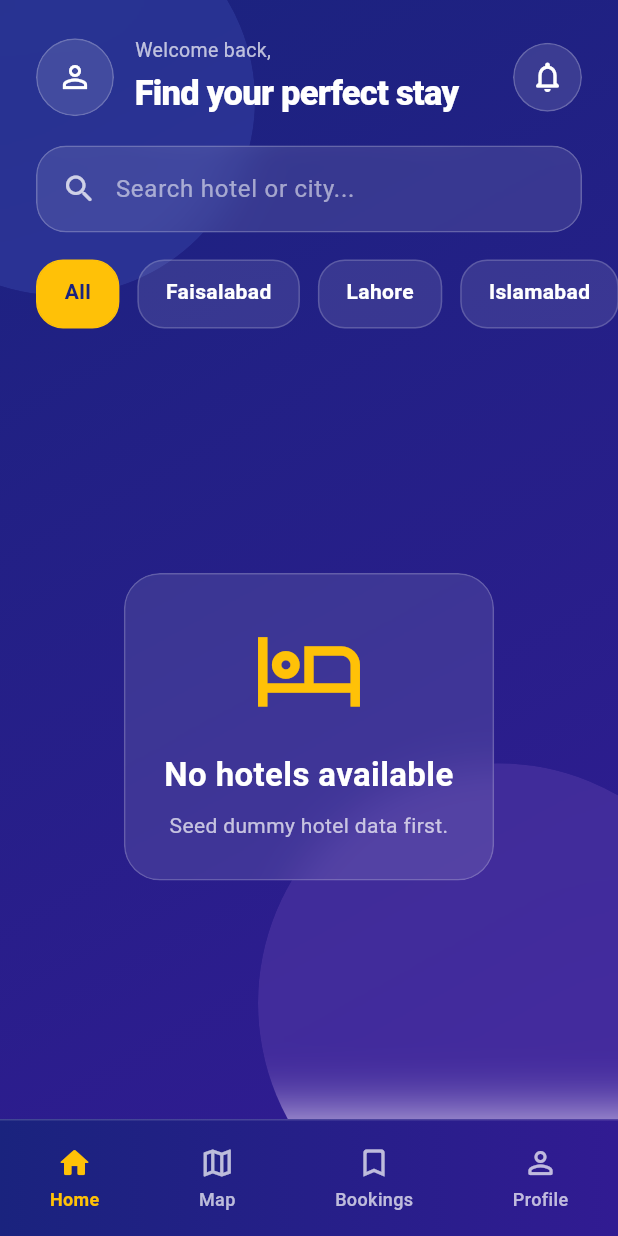
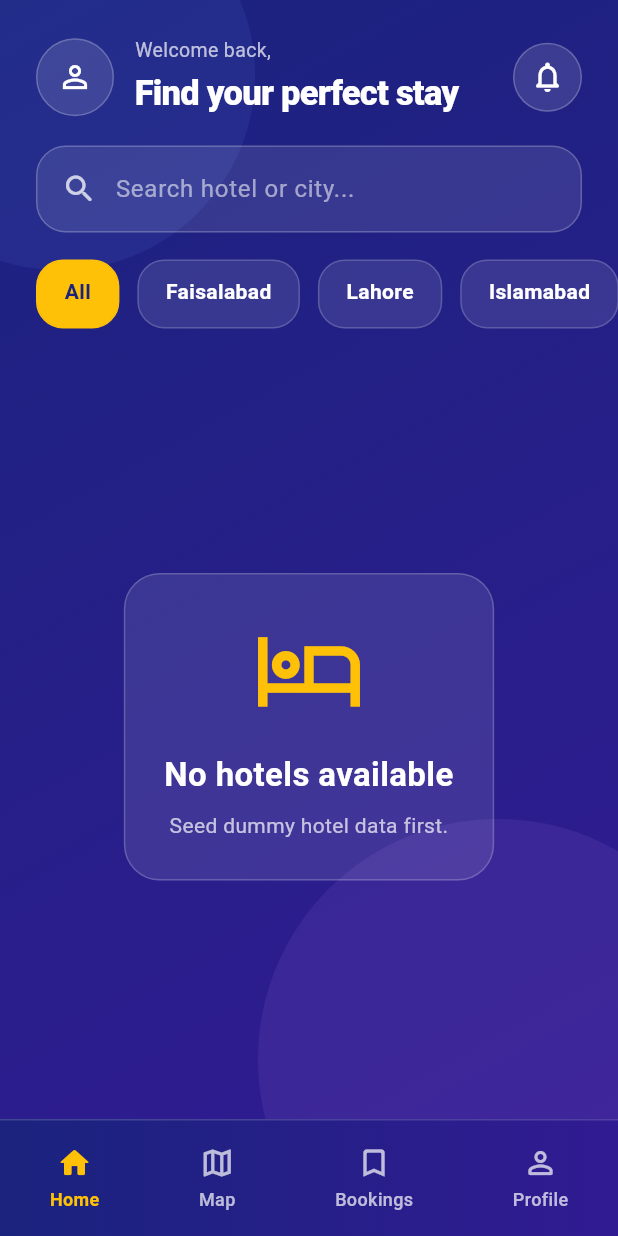
Before and after one commit to Talha6336/hotelbookingapp, a Flutter app: the CustomerDashboardScreen screen opened by its route, on a phone screen of 412 x 824 dp. Run offline on Flutter 3.47's test engine with Material 3 defaults, Android fonts, the phone set to English and light mode, and no system bars; our stand-ins replace cloud_firestore, firebase_auth, firebase_core, flutter_map, google_sign_in, image_picker and 1 more; accounts and stored records are empty; network calls fail; Roboto replaces fonts that are missing (PlusJakartaSans).

Commit message:
Refactor hotel detail screen UI and improve performance
- Updated the hotel detail screen layout for better aesthetics and performance.
- Replaced glass effect with a simpler design for info cards and buttons.
- Added caching to the CustomScrollView for improved scrolling performance.
- Enhanced the image loading with low filter quality for faster rendering.
- Refactored the circle button widget for better code clarity.
- Implemented a new method to sort bookings by creation date in the owner bookings screen.
- Integrated notification service for booking status updates in the owner bookings screen.
- Improved error handling in the login screen for Google Sign-In.
- Updated Flutter project paths for macOS configuration files.

```diff
--- a/lib/presentation/customer/customer_dashboard_screen.dart
+++ b/lib/presentation/customer/customer_dashboard_screen.dart
@@ -1,5 +1,4 @@
-import 'dart:ui';
-import 'dart:math' as math;
+import 'dart:async';
 
 import 'package:flutter/material.dart';
 import 'package:cloud_firestore/cloud_firestore.dart';
@@ -8,6 +7,8 @@ import 'package:firebase_auth/firebase_auth.dart';
 import '../../core/theme/app_theme.dart';
 
 import '../widgets/hotel_card.dart';
+import '../notifications/notification_button.dart';
+
 import 'hotel_detail_screen.dart';
 import 'customer_bookings_screen.dart';
 import 'profile_screen.dart';
@@ -21,104 +22,82 @@ class CustomerDashboardScreen extends StatefulWidget {
       _CustomerDashboardScreenState();
 }
 
-class _CustomerDashboardScreenState extends State<CustomerDashboardScreen>
-    with SingleTickerProviderStateMixin {
+class _CustomerDashboardScreenState extends State<CustomerDashboardScreen> {
   final TextEditingController searchController = TextEditingController();
+
+  late final Stream<QuerySnapshot<Map<String, dynamic>>> _hotelsStream;
+  late final Stream<DocumentSnapshot<Map<String, dynamic>>> _userStream;
+
+  Timer? _searchDebounce;
 
   String searchQuery = '';
   String selectedCity = 'All';
 
-  late AnimationController _floatingController;
-
-  final List<String> cities = ['All', 'Faisalabad', 'Lahore', 'Islamabad'];
+  final List<String> cities = const [
+    'All',
+    'Faisalabad',
+    'Lahore',
+    'Islamabad',
+  ];
 
   @override
   void initState() {
     super.initState();
 
-    _floatingController = AnimationController(
-      vsync: this,
-      duration: const Duration(seconds: 10),
-    )..repeat(reverse: true);
+    _hotelsStream = FirebaseFirestore.instance
+        .collection('hotels')
+        .orderBy('createdAt', descending: true)
+        .snapshots();
+
+    final uid = FirebaseAuth.instance.currentUser?.uid;
+
+    _userStream = uid == null
+        ? const Stream.empty()
+        : FirebaseFirestore.instance.collection('users').doc(uid).snapshots();
   }
 
   @override
   void dispose() {
-    _floatingController.dispose();
+    _searchDebounce?.cancel();
     searchController.dispose();
     super.dispose();
   }
 
-  Stream<QuerySnapshot> getHotelsStream() {
-    return FirebaseFirestore.instance
-        .collection('hotels')
-        .orderBy('createdAt', descending: true)
-        .snapshots();
-  }
+  List<QueryDocumentSnapshot<Map<String, dynamic>>> filterHotels(
+    List<QueryDocumentSnapshot<Map<String, dynamic>>> docs,
+  ) {
+    final query = searchQuery.trim().toLowerCase();
 
-  Stream<DocumentSnapshot<Map<String, dynamic>>> getCurrentUserStream() {
-    final uid = FirebaseAuth.instance.currentUser?.uid;
-
-    if (uid == null) {
-      return const Stream.empty();
-    }
-
-    return FirebaseFirestore.instance.collection('users').doc(uid).snapshots();
-  }
-
-  List<QueryDocumentSnapshot> filterHotels(List<QueryDocumentSnapshot> docs) {
     return docs.where((doc) {
-      final hotel = doc.data() as Map<String, dynamic>;
+      final hotel = doc.data();
 
       final name = hotel['name']?.toString().toLowerCase() ?? '';
       final city = hotel['city']?.toString() ?? '';
       final cityLower = city.toLowerCase();
 
       final matchesSearch =
-          searchQuery.isEmpty ||
-          name.contains(searchQuery.toLowerCase()) ||
-          cityLower.contains(searchQuery.toLowerCase());
+          query.isEmpty || name.contains(query) || cityLower.contains(query);
 
       final matchesCity = selectedCity == 'All' || city == selectedCity;
 
       return matchesSearch && matchesCity;
-    }).toList();
+    }).toList(growable: false);
   }
 
   @override
   Widget build(BuildContext context) {
     return Scaffold(
+      backgroundColor: AppColors.backgroundDark1,
       body: Stack(
         children: [
-          Container(
-            decoration: const BoxDecoration(
+          const DecoratedBox(
+            decoration: BoxDecoration(
               gradient: AppColors.darkGradient,
             ),
+            child: SizedBox.expand(),
           ),
 
-          AnimatedBuilder(
-            animation: _floatingController,
-            builder: (context, child) {
-              return Stack(
-                children: [
-                  _buildFloatingCircle(
-                    size: 260,
-                    top: -80 +
-                        (math.sin(_floatingController.value * math.pi) * 30),
-                    left: -90,
-                    color: AppColors.primary.withOpacity(0.35),
-                  ),
-                  _buildFloatingCircle(
-                    size: 320,
-                    bottom: -120 +
-                        (math.cos(_floatingController.value * math.pi) * 45),
-                    right: -80,
-                    color: AppColors.secondary.withOpacity(0.25),
-                  ),
-                ],
-              );
-            },
-          ),
+          const _StaticGlowBackground(),
 
           SafeArea(
             child: Column(
@@ -128,8 +107,8 @@ class _CustomerDashboardScreenState extends State<CustomerDashboardScreen>
                 _buildCityFilters(),
 
                 Expanded(
-                  child: StreamBuilder<QuerySnapshot>(
-                    stream: getHotelsStream(),
+                  child: StreamBuilder<QuerySnapshot<Map<String, dynamic>>>(
+                    stream: _hotelsStream,
                     builder: (context, snapshot) {
                       if (snapshot.connectionState == ConnectionState.waiting) {
                         return const Center(
@@ -147,7 +126,9 @@ class _CustomerDashboardScreenState extends State<CustomerDashboardScreen>
                         );
                       }
 
-                      if (!snapshot.hasData || snapshot.data!.docs.isEmpty) {
+                      final allDocs = snapshot.data?.docs ?? [];
+
+                      if (allDocs.isEmpty) {
                         return _buildMessageState(
                           icon: Icons.hotel_outlined,
                           title: 'No hotels available',
@@ -155,7 +136,7 @@ class _CustomerDashboardScreenState extends State<CustomerDashboardScreen>
                         );
                       }
 
-                      final hotels = filterHotels(snapshot.data!.docs);
+                      final hotels = filterHotels(allDocs);
 
                       if (hotels.isEmpty) {
                         return _buildMessageState(
@@ -165,37 +146,50 @@ class _CustomerDashboardScreenState extends State<CustomerDashboardScreen>
                         );
                       }
 
-                      return ListView(
+                      return CustomScrollView(
                         physics: const BouncingScrollPhysics(),
-                        padding: const EdgeInsets.only(bottom: 90),
-                        children: [
-                          _buildSectionTitle(
+                        cacheExtent: 700,
+                        slivers: [
+                          SliverToBoxAdapter(
+                            child: _buildSectionTitle(
                               title: 'Featured Hotels',
                               actionText: 'View Map',
                               onTap: () {
                                 Navigator.push(
                                   context,
                                   MaterialPageRoute(
-                                builder: (context) => const HotelsMapScreen(),
+                                    builder: (context) =>
+                                        const HotelsMapScreen(),
                                   ),
                                 );
                               },
                             ),
+                          ),
 
-                          _buildFeaturedHotels(hotels),
+                          SliverToBoxAdapter(
+                            child: _buildFeaturedHotels(hotels),
+                          ),
 
-                          const SizedBox(height: 12),
+                          const SliverToBoxAdapter(
+                            child: SizedBox(height: 12),
+                          ),
 
-                          _buildSectionTitle(
+                          SliverToBoxAdapter(
+                            child: _buildSectionTitle(
                               title: 'Recommended',
                               actionText: '${hotels.length} found',
                               onTap: () {},
                             ),
+                          ),
 
-                          ...hotels.map((doc) {
-                            final hotel = doc.data() as Map<String, dynamic>;
+                          SliverList.builder(
+                            itemCount: hotels.length,
+                            itemBuilder: (context, index) {
+                              final doc = hotels[index];
+                              final hotel = doc.data();
 
-                            return PremiumHotelCard(
+                              return RepaintBoundary(
+                                child: PremiumHotelCard(
                                   imageUrl: hotel['imageUrl'] ?? '',
                                   title: hotel['name'] ?? 'Unknown Hotel',
                                   location: hotel['city'] ?? 'Unknown City',
@@ -212,8 +206,14 @@ class _CustomerDashboardScreenState extends State<CustomerDashboardScreen>
                                       ),
                                     );
                                   },
+                                ),
                               );
-                          }),
+                            },
+                          ),
+
+                          const SliverToBoxAdapter(
+                            child: SizedBox(height: 90),
+                          ),
                         ],
                       );
                     },
@@ -224,32 +224,24 @@ class _CustomerDashboardScreenState extends State<CustomerDashboardScreen>
           ),
         ],
       ),
-
       bottomNavigationBar: _buildBottomNavigation(),
     );
   }
 
   Widget _buildHeader() {
     return StreamBuilder<DocumentSnapshot<Map<String, dynamic>>>(
-    stream: getCurrentUserStream(),
+      stream: _userStream,
       builder: (context, snapshot) {
         final userData = snapshot.data?.data();
 
         final String name = userData?['name'] ?? 'Guest';
-
-      // IMPORTANT:
-      // Your profile screen uses "profileImage", not "profileImageUrl"
         final String profileImage = userData?['profileImage'] ?? '';
 
         return Padding(
           padding: const EdgeInsets.fromLTRB(24, 24, 24, 18),
           child: Row(
             children: [
-            ClipRRect(
-              borderRadius: BorderRadius.circular(50),
-              child: BackdropFilter(
-                filter: ImageFilter.blur(sigmaX: 15, sigmaY: 15),
-                child: Container(
+              Container(
                 height: 52,
                 width: 52,
                 decoration: BoxDecoration(
@@ -258,20 +250,22 @@ class _CustomerDashboardScreenState extends State<CustomerDashboardScreen>
                   border: Border.all(
                     color: Colors.white.withOpacity(0.22),
                   ),
-                    image: profileImage.isNotEmpty
-                        ? DecorationImage(
-                            image: NetworkImage(profileImage),
+                ),
+                clipBehavior: Clip.antiAlias,
+                child: profileImage.isNotEmpty
+                    ? Image.network(
+                        profileImage,
                         fit: BoxFit.cover,
-                          )
-                        : null,
-                  ),
-                  child: profileImage.isEmpty
-                      ? const Icon(
+                        errorBuilder: (context, error, stackTrace) {
+                          return const Icon(
                             Icons.person_outline,
                             color: Colors.white,
+                          );
+                        },
                       )
-                      : null,
-                ),
+                    : const Icon(
+                        Icons.person_outline,
+                        color: Colors.white,
                       ),
               ),
 
@@ -304,30 +298,7 @@ class _CustomerDashboardScreenState extends State<CustomerDashboardScreen>
                 ),
               ),
 
-            ClipRRect(
-              borderRadius: BorderRadius.circular(50),
-              child: BackdropFilter(
-                filter: ImageFilter.blur(sigmaX: 15, sigmaY: 15),
-                child: Container(
-                  height: 46,
-                  width: 46,
-                  decoration: BoxDecoration(
-                    color: Colors.white.withOpacity(0.12),
-                    shape: BoxShape.circle,
-                    border: Border.all(
-                      color: Colors.white.withOpacity(0.22),
-                    ),
-                  ),
-                  child: IconButton(
-                    onPressed: () {},
-                    icon: const Icon(
-                      Icons.notifications_none_rounded,
-                      color: Colors.white,
-                    ),
-                  ),
-                ),
-              ),
-            ),
+              const NotificationButton(),
             ],
           ),
         );
@@ -338,10 +309,6 @@ class _CustomerDashboardScreenState extends State<CustomerDashboardScreen>
   Widget _buildSearchBox() {
     return Padding(
       padding: const EdgeInsets.symmetric(horizontal: 24),
-      child: ClipRRect(
-        borderRadius: BorderRadius.circular(20),
-        child: BackdropFilter(
-          filter: ImageFilter.blur(sigmaX: 16, sigmaY: 16),
       child: Container(
         height: 58,
         padding: const EdgeInsets.symmetric(horizontal: 16),
@@ -356,6 +323,7 @@ class _CustomerDashboardScreenState extends State<CustomerDashboardScreen>
               Icons.search_rounded,
               color: Colors.white.withOpacity(0.75),
             ),
+
             const SizedBox(width: 12),
 
             Expanded(
@@ -363,9 +331,18 @@ class _CustomerDashboardScreenState extends State<CustomerDashboardScreen>
                 controller: searchController,
                 style: const TextStyle(color: Colors.white),
                 onChanged: (value) {
+                  _searchDebounce?.cancel();
+
+                  _searchDebounce = Timer(
+                    const Duration(milliseconds: 250),
+                    () {
+                      if (!mounted) return;
+
                       setState(() {
                         searchQuery = value;
                       });
+                    },
+                  );
                 },
                 decoration: InputDecoration(
                   hintText: 'Search hotel or city...',
@@ -380,7 +357,9 @@ class _CustomerDashboardScreenState extends State<CustomerDashboardScreen>
             if (searchQuery.isNotEmpty)
               GestureDetector(
                 onTap: () {
+                  _searchDebounce?.cancel();
                   searchController.clear();
+
                   setState(() {
                     searchQuery = '';
                   });
@@ -391,8 +370,6 @@ class _CustomerDashboardScreenState extends State<CustomerDashboardScreen>
                 ),
               ),
           ],
-            ),
-          ),
         ),
       ),
     );
@@ -413,12 +390,15 @@ class _CustomerDashboardScreenState extends State<CustomerDashboardScreen>
 
           return GestureDetector(
             onTap: () {
+              if (selectedCity == city) return;
+
               setState(() {
                 selectedCity = city;
               });
             },
             child: AnimatedContainer(
-              duration: const Duration(milliseconds: 250),
+              duration: const Duration(milliseconds: 180),
+              curve: Curves.easeOut,
               padding: const EdgeInsets.symmetric(horizontal: 18, vertical: 10),
               decoration: BoxDecoration(
                 color: isSelected
@@ -434,9 +414,8 @@ class _CustomerDashboardScreenState extends State<CustomerDashboardScreen>
               child: Text(
                 city,
                 style: TextStyle(
-                  color: isSelected
-                      ? AppColors.backgroundDark1
-                      : Colors.white,
+                  color:
+                      isSelected ? AppColors.backgroundDark1 : Colors.white,
                   fontWeight: FontWeight.bold,
                 ),
               ),
@@ -482,8 +461,10 @@ class _CustomerDashboardScreenState extends State<CustomerDashboardScreen>
     );
   }
 
-  Widget _buildFeaturedHotels(List<QueryDocumentSnapshot> hotels) {
-    final featuredHotels = hotels.take(3).toList();
+  Widget _buildFeaturedHotels(
+    List<QueryDocumentSnapshot<Map<String, dynamic>>> hotels,
+  ) {
+    final featuredHotels = hotels.take(3).toList(growable: false);
 
     return SizedBox(
       height: 190,
@@ -491,12 +472,15 @@ class _CustomerDashboardScreenState extends State<CustomerDashboardScreen>
         physics: const BouncingScrollPhysics(),
         padding: const EdgeInsets.symmetric(horizontal: 24),
         scrollDirection: Axis.horizontal,
+        cacheExtent: 600,
         itemCount: featuredHotels.length,
         separatorBuilder: (context, index) => const SizedBox(width: 14),
         itemBuilder: (context, index) {
-          final hotel = featuredHotels[index].data() as Map<String, dynamic>;
+          final doc = featuredHotels[index];
+          final hotel = doc.data();
 
-          return _FeaturedGlassHotelCard(
+          return RepaintBoundary(
+            child: _FeaturedGlassHotelCard(
               imageUrl: hotel['imageUrl'] ?? '',
               title: hotel['name'] ?? 'Unknown Hotel',
               city: hotel['city'] ?? 'Unknown City',
@@ -507,12 +491,13 @@ class _CustomerDashboardScreenState extends State<CustomerDashboardScreen>
                   context,
                   MaterialPageRoute(
                     builder: (context) => HotelDetailScreen(
-                    hotelId: featuredHotels[index].id,
+                      hotelId: doc.id,
                       hotel: hotel,
                     ),
                   ),
                 );
               },
+            ),
           );
         },
       ),
@@ -520,10 +505,7 @@ class _CustomerDashboardScreenState extends State<CustomerDashboardScreen>
   }
 
   Widget _buildBottomNavigation() {
-    return ClipRRect(
-      child: BackdropFilter(
-        filter: ImageFilter.blur(sigmaX: 18, sigmaY: 18),
-        child: Container(
+    return Container(
       height: 78,
       decoration: BoxDecoration(
         gradient: const LinearGradient(
@@ -586,8 +568,6 @@ class _CustomerDashboardScreenState extends State<CustomerDashboardScreen>
           ),
         ],
       ),
-        ),
-      ),
     );
   }
 
@@ -629,10 +609,6 @@ class _CustomerDashboardScreenState extends State<CustomerDashboardScreen>
     return Center(
       child: Padding(
         padding: const EdgeInsets.all(28),
-        child: ClipRRect(
-          borderRadius: BorderRadius.circular(24),
-          child: BackdropFilter(
-            filter: ImageFilter.blur(sigmaX: 14, sigmaY: 14),
         child: Container(
           padding: const EdgeInsets.all(26),
           decoration: BoxDecoration(
@@ -664,34 +640,6 @@ class _CustomerDashboardScreenState extends State<CustomerDashboardScreen>
           ),
         ),
       ),
-        ),
-      ),
-    );
-  }
-
-  Widget _buildFloatingCircle({
-    required double size,
-    double? top,
-    double? bottom,
-    double? left,
-    double? right,
-    required Color color,
-  }) {
-    return Positioned(
-      top: top,
-      bottom: bottom,
-      left: left,
-      right: right,
-      child: ClipOval(
-        child: BackdropFilter(
-          filter: ImageFilter.blur(sigmaX: 20, sigmaY: 20),
-          child: Container(
-            width: size,
-            height: size,
-            decoration: BoxDecoration(shape: BoxShape.circle, color: color),
-          ),
-        ),
-      ),
     );
   }
 
@@ -701,6 +649,44 @@ class _CustomerDashboardScreenState extends State<CustomerDashboardScreen>
     if (value is double) return value;
     if (value is num) return value.toDouble();
     return double.tryParse(value.toString()) ?? 0.0;
+  }
+}
+
+class _StaticGlowBackground extends StatelessWidget {
+  const _StaticGlowBackground();
+
+  @override
+  Widget build(BuildContext context) {
+    return IgnorePointer(
+      child: Stack(
+        children: [
+          Positioned(
+            top: -80,
+            left: -90,
+            child: Container(
+              width: 260,
+              height: 260,
+              decoration: BoxDecoration(
+                shape: BoxShape.circle,
+                color: AppColors.primary.withOpacity(0.22),
+              ),
+            ),
+          ),
+          Positioned(
+            bottom: -120,
+            right: -80,
+            child: Container(
+              width: 320,
+              height: 320,
+              decoration: BoxDecoration(
+                shape: BoxShape.circle,
+                color: AppColors.secondary.withOpacity(0.18),
+              ),
+            ),
+          ),
+        ],
+      ),
+    );
   }
 }
 
@@ -732,20 +718,20 @@ class _FeaturedGlassHotelCard extends StatelessWidget {
           boxShadow: [
             BoxShadow(
               color: Colors.black.withOpacity(0.20),
-              blurRadius: 25,
-              offset: const Offset(0, 12),
+              blurRadius: 18,
+              offset: const Offset(0, 10),
             ),
           ],
         ),
+        clipBehavior: Clip.antiAlias,
         child: Stack(
           children: [
-            ClipRRect(
-              borderRadius: BorderRadius.circular(24),
-              child: Image.network(
+            Image.network(
               imageUrl,
               height: 190,
               width: 235,
               fit: BoxFit.cover,
+              filterQuality: FilterQuality.low,
               errorBuilder: (context, error, stackTrace) {
                 return Container(
                   height: 190,
@@ -759,13 +745,11 @@ class _FeaturedGlassHotelCard extends StatelessWidget {
                 );
               },
             ),
-            ),
 
             Container(
               height: 190,
               width: 235,
               decoration: BoxDecoration(
-                borderRadius: BorderRadius.circular(24),
                 gradient: LinearGradient(
                   begin: Alignment.topCenter,
                   end: Alignment.bottomCenter,
@@ -780,17 +764,13 @@ class _FeaturedGlassHotelCard extends StatelessWidget {
             Positioned(
               top: 12,
               right: 12,
-              child: ClipRRect(
-                borderRadius: BorderRadius.circular(18),
-                child: BackdropFilter(
-                  filter: ImageFilter.blur(sigmaX: 12, sigmaY: 12),
               child: Container(
                 padding: const EdgeInsets.symmetric(
                   horizontal: 9,
                   vertical: 6,
                 ),
                 decoration: BoxDecoration(
-                      color: Colors.white.withOpacity(0.18),
+                  color: Colors.black.withOpacity(0.35),
                   borderRadius: BorderRadius.circular(18),
                   border: Border.all(color: Colors.white.withOpacity(0.20)),
                 ),
@@ -803,15 +783,13 @@ class _FeaturedGlassHotelCard extends StatelessWidget {
                     ),
                     const SizedBox(width: 4),
                     Text(
-                          rating.toString(),
+                      rating.toStringAsFixed(1),
                       style: const TextStyle(
                         color: Colors.white,
                         fontWeight: FontWeight.bold,
                       ),
                     ),
                   ],
-                    ),
-                  ),
                 ),
               ),
             ),
```
Also changed, not shown: lib/presentation/customer/booking_screen.dart (+24 -4 lines), lib/presentation/customer/hotel_detail_screen.dart (+26 -52 lines), lib/presentation/login/login_screen.dart (+6 -3 lines), lib/presentation/owner/owner_bookings_screen.dart (+88 -8 lines), lib/presentation/owner/owner_dashboard_screen.dart (+37 -63 lines), 6 other files. Lines whose indentation alone changed are shown as unchanged.
